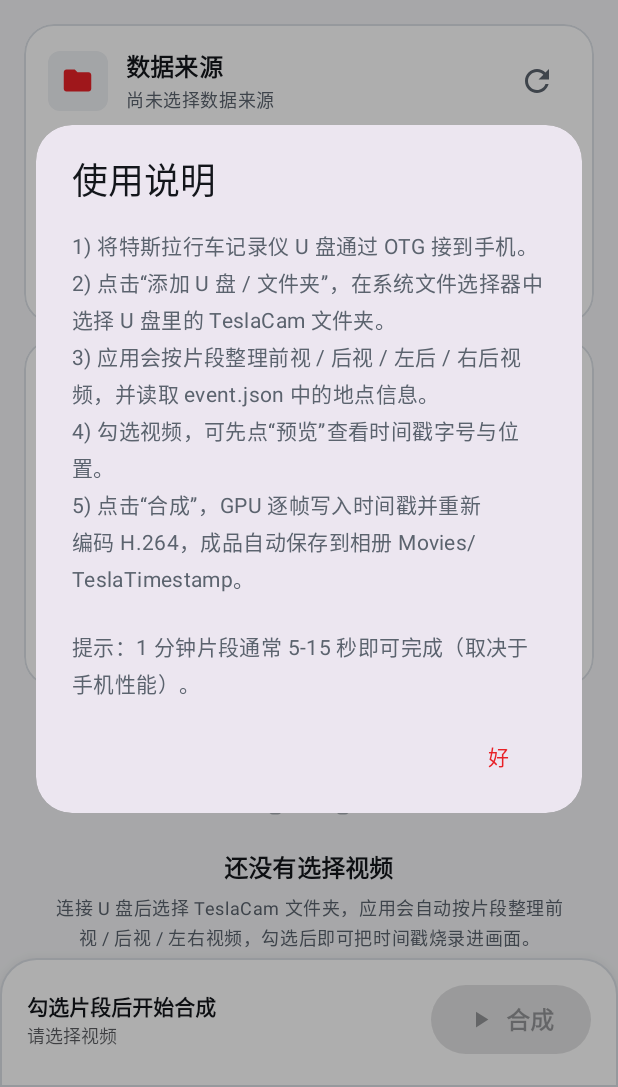
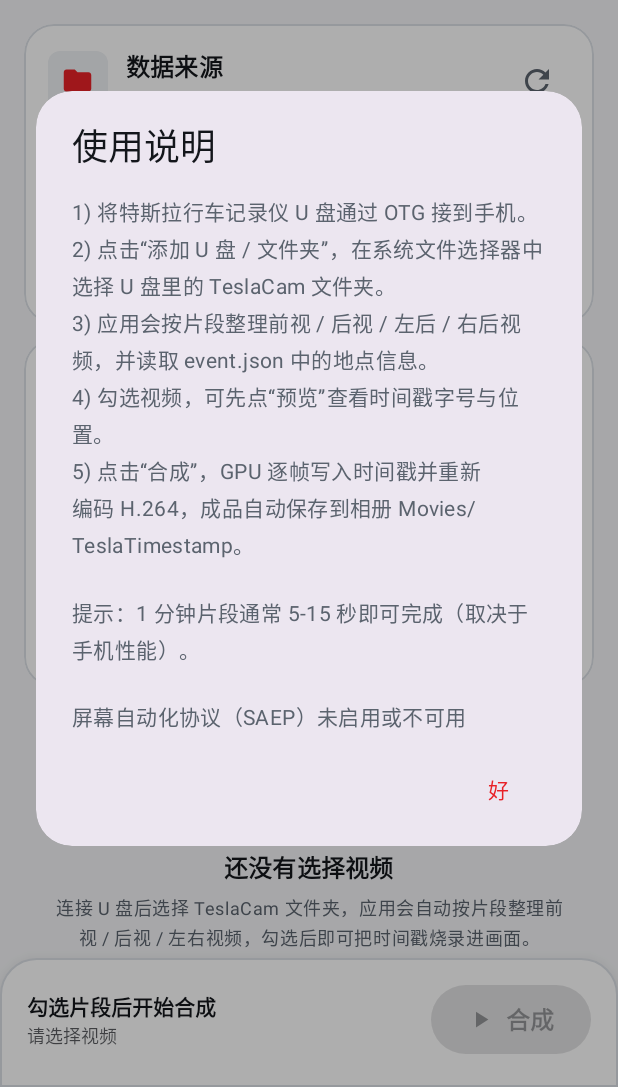
Before and after one commit to hpeng526/tesla-timestamp, an Android app: the screen it shows after launch (MainActivity), after a tap on "使用说明", on a phone screen of 412 x 824 dp, the part 149-1236 px from its top. Run offline under Robolectric (Android 15) with nearby library versions, the phone set to English and light mode, and no system bars.

Commit message:
feat(android): 接入 SAEP 静态策略
Change-Id: Ifa62c6ff7827502ca08570fffd90955f7c4ac3b4

```diff
--- a/android/app/src/main/AndroidManifest.xml
+++ b/android/app/src/main/AndroidManifest.xml
@@ -26,6 +26,10 @@
         android:theme="@style/Theme.TeslaCam"
         tools:targetApi="34">
 
+        <meta-data
+            android:name="com.obric.agentrobots.POLICY_JSON"
+            android:resource="@raw/agent_saep_policy" />
+
         <activity
             android:name=".MainActivity"
             android:exported="true"
--- a/android/app/src/main/java/com/teslacam/timestamp/MainActivity.kt
+++ b/android/app/src/main/java/com/teslacam/timestamp/MainActivity.kt
@@ -16,6 +16,7 @@ import androidx.activity.result.contract.ActivityResultContracts
 import androidx.activity.viewModels
 import androidx.appcompat.app.AppCompatActivity
 import androidx.core.content.ContextCompat
+import androidx.lifecycle.lifecycleScope
 import androidx.recyclerview.widget.ConcatAdapter
 import androidx.recyclerview.widget.DefaultItemAnimator
 import androidx.recyclerview.widget.LinearLayoutManager
@@ -28,6 +29,7 @@ import com.teslacam.timestamp.databinding.ItemResultBinding
 import com.teslacam.timestamp.databinding.SheetPlayerBinding
 import com.teslacam.timestamp.databinding.SheetPreviewBinding
 import com.teslacam.timestamp.databinding.SheetResultsBinding
+import com.teslacam.timestamp.saep.SaepStatus
 import com.teslacam.timestamp.ui.ClipAdapter
 import com.teslacam.timestamp.ui.ClipCard
 import com.teslacam.timestamp.ui.HeaderAdapter
@@ -38,6 +40,9 @@ import com.teslacam.timestamp.ui.ThumbnailLoader
 import com.teslacam.timestamp.ui.UiState
 import com.teslacam.timestamp.usb.UsbInfo
 import java.util.Locale
+import kotlinx.coroutines.Dispatchers
+import kotlinx.coroutines.launch
+import kotlinx.coroutines.withContext
 
 class MainActivity : AppCompatActivity(), HeaderAdapter.Callbacks {
 
@@ -441,11 +446,17 @@ class MainActivity : AppCompatActivity(), HeaderAdapter.Callbacks {
     // --------------------------------------------------------------------- dialogs
 
     private fun showHelp() {
-        MaterialAlertDialogBuilder(this)
+        val dialog = MaterialAlertDialogBuilder(this)
             .setTitle(R.string.help_title)
             .setMessage(R.string.help_body)
             .setPositiveButton(R.string.action_ok, null)
             .show()
+        val context = applicationContext
+        lifecycleScope.launch {
+            val enabled = withContext(Dispatchers.IO) { SaepStatus.isEnabled(context) }
+            val status = getString(if (enabled) R.string.saep_enabled else R.string.saep_unavailable)
+            if (dialog.isShowing) dialog.setMessage(getString(R.string.help_body) + "\n\n" + status)
+        }
     }
 
     private fun handleViewIntent(intent: Intent?) {
--- /dev/null
+++ b/android/app/src/main/java/com/teslacam/timestamp/saep/SaepStatus.kt
@@ -0,0 +1,25 @@
+package com.teslacam.timestamp.saep
+
+import android.content.Context
+
+internal object SaepStatus {
+    fun isEnabled(context: Context): Boolean {
+        return try {
+            val stub = Class.forName("android.security.obric.robots.RobotsHelperStub")
+            val instance = stub.getMethod("getInstance").invoke(null) ?: return false
+            val result = try {
+                stub.getMethod("isRobotsEnabled", Context::class.java)
+                    .invoke(instance, context.applicationContext)
+            } catch (_: NoSuchMethodException) {
+                stub.getMethod("isRobotsEnabled").invoke(instance)
+            }
+            result == true
+        } catch (_: ReflectiveOperationException) {
+            false
+        } catch (_: SecurityException) {
+            false
+        } catch (_: LinkageError) {
+            false
+        }
+    }
+}
--- a/android/app/src/main/res/values/strings.xml
+++ b/android/app/src/main/res/values/strings.xml
@@ -66,6 +66,8 @@
 
     <string name="menu_help">使用说明</string>
     <string name="help_title">使用说明</string>
+    <string name="saep_enabled">屏幕自动化协议（SAEP）已启用</string>
+    <string name="saep_unavailable">屏幕自动化协议（SAEP）未启用或不可用</string>
     <string name="help_body">1) 将特斯拉行车记录仪 U 盘通过 OTG 接到手机。\n2) 点击“添加 U 盘 / 文件夹”，在系统文件选择器中选择 U 盘里的 TeslaCam 文件夹。\n3) 应用会按片段整理前视 / 后视 / 左后 / 右后视频，并读取 event.json 中的地点信息。\n4) 勾选视频，可先点“预览”查看时间戳字号与位置。\n5) 点击“合成”，GPU 逐帧写入时间戳并重新编码 H.264，成品自动保存到相册 Movies/TeslaTimestamp。\n\n提示：1 分钟片段通常 5-15 秒即可完成（取决于手机性能）。</string>
 
     <string name="notice_title">提示</string>
```
Also changed, not shown: android/app/build.gradle.kts (+34 -0 lines), android/app/src/main/saep/agent_saep_policy.json (added, +18 -0 lines), 1 other file.
